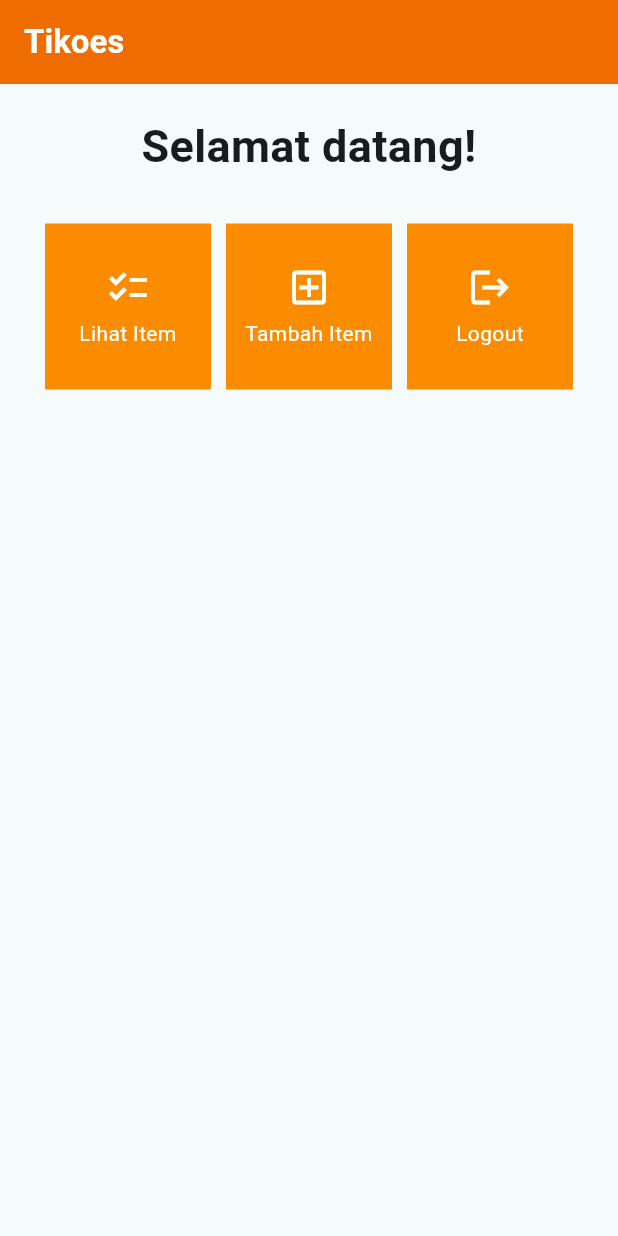
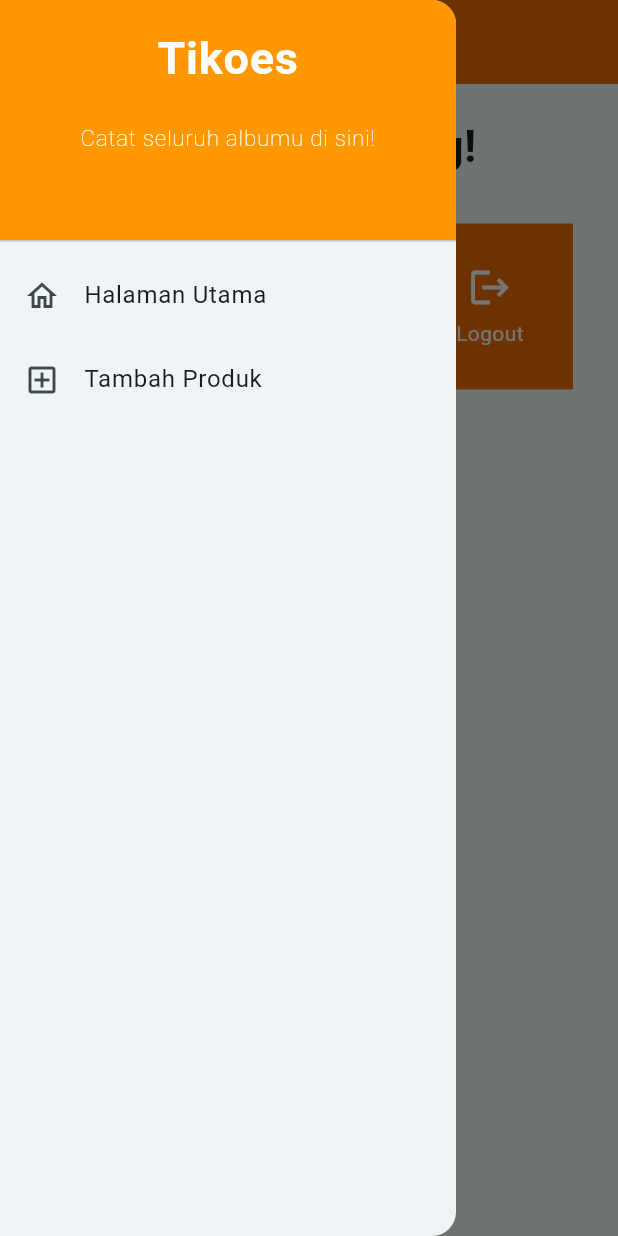
Before and after one commit to Akmal76/PBP-Mobile-Tikoes, a Flutter app: the screen it shows after launch, with the side drawer open (before the commit the screen has no drawer), on a phone screen of 412 x 824 dp. Run offline on Flutter 3.47's test engine with Material 2 defaults, Android fonts, the phone set to English and light mode, and no system bars.

Commit message:
Tugas 8: Flutter Navigation, Layouts, Forms, and Input Elements

```diff
--- /dev/null
+++ b/lib/data/album_model.dart
@@ -0,0 +1,14 @@
+class Album {
+  final String  name;
+  final int     price;
+  final String  description;
+  final String  image;
+
+  Album(this.name, this.price, this.description, this.image);
+}
+
+// List album (+ dummy data)
+List <Album> albums = [
+  Album("Dheg Dheg Plas", 600000, "Dheg Dheg Plas adalah album perdana dari grup musik Koes Plus setelah berganti nama dari Koes Bersaudara yang dirilis pada 1 November 1969 di bawah label Melody.", "https://upload.wikimedia.org/wikipedia/id/7/72/Dheg_Dheg_Plas.jpg"),
+  Album("Volume 2", 453000, "Volume 2 adalah album kedua dari grup musik Koes Plus yang dirilis pada 27 Desember 1970 di bawah label Mesra.", "https://upload.wikimedia.org/wikipedia/id/6/6b/Koes_Plus_Volume_2.jpg"),
+];
--- a/lib/main.dart
+++ b/lib/main.dart
@@ -1,5 +1,5 @@
 import 'package:flutter/material.dart';
-import 'package:tikoes/menu.dart';
+import 'package:tikoes/screens/menu.dart';
 
 void main() {
   runApp(const MyApp());
--- a/lib/menu.dart
+++ b/lib/screens/menu.dart
@@ -1,12 +1,14 @@
 import 'package:flutter/material.dart';
+import 'package:tikoes/widgets/left_drawer.dart';
+import 'package:tikoes/widgets/album_card.dart';
 
 class MyHomePage extends StatelessWidget {
   MyHomePage({Key? key}) : super(key: key);
 
   final List<AlbumItem> items = [
-    AlbumItem("Lihat Item", Icons.checklist),
-    AlbumItem("Tambah Item", Icons.add_box_outlined),
-    AlbumItem("Logout", Icons.logout),
+    AlbumItem("Lihat Album", Icons.checklist, Colors.orange.shade600),
+    AlbumItem("Tambah Album", Icons.add_box_outlined, Colors.orange.shade700),
+    AlbumItem("Logout", Icons.logout, Colors.orange.shade800),
   ];
 
   // This widget is the home page of your application. It is stateful, meaning
@@ -25,12 +27,13 @@ class MyHomePage extends StatelessWidget {
           title: const Text(
             'Tikoes',
             style: TextStyle(
-              color: Colors.white,
               fontWeight: FontWeight.bold
             ),
           ),
           backgroundColor: Colors.orange.shade800,
+          foregroundColor: Colors.white,
         ),
+        drawer:  const LeftDrawer(),
         body: SingleChildScrollView(
           // Widget wrapper yang dapat discroll
           child: Padding(
@@ -71,55 +74,3 @@ class MyHomePage extends StatelessWidget {
       );
   }
 }
-
-class AlbumItem {
-  final String name;
-  final IconData icon;
-
-  AlbumItem(this.name, this.icon);
-}
-
-class AlbumCard extends StatelessWidget {
-  final AlbumItem item;
-
-  const AlbumCard(this.item, {super.key}); // Constructor
-
-  @override
-  Widget build(BuildContext context) {
-    return Material(
-      color:Colors.orange.shade600,
-      child: InkWell(
-        // Area responsive terhadap sentuhan
-        onTap: () {
-          // Memunculkan SnackBar ketika diklik
-          ScaffoldMessenger.of(context)
-            ..hideCurrentSnackBar()
-            ..showSnackBar(SnackBar(
-                content: Text("Kamu telah menekan tombol ${item.name}!")));
-        },
-        child: Container(
-          // Container untuk menyimpan Icon dan Text
-          padding: const EdgeInsets.all(8),
-          child: Center(
-            child: Column(
-              mainAxisAlignment: MainAxisAlignment.center,
-              children: [
-                Icon(
-                  item.icon,
-                  color: Colors.white,
-                  size: 30.0,
-                ),
-                const Padding(padding: EdgeInsets.all(3)),
-                Text(
-                  item.name,
-                  textAlign: TextAlign.center,
-                  style: const TextStyle(color: Colors.white),
-                ),
-              ],
-            ),
-          ),
-        ),
-      ),
-    );
-  }
-}
--- /dev/null
+++ b/lib/widgets/album_card.dart
@@ -0,0 +1,76 @@
+import 'package:flutter/material.dart';
+import 'package:tikoes/screens/albumlist_form.dart';
+import 'package:tikoes/screens/albumlist_view.dart';
+import 'package:tikoes/data/album_model.dart';
+
+class AlbumItem {
+  final String name;
+  final IconData icon;
+  final Color color;
+
+  AlbumItem(this.name, this.icon, this.color);
+}
+
+class AlbumCard extends StatelessWidget {
+  final AlbumItem item;
+
+  const AlbumCard(this.item, {super.key}); // Constructor
+
+  @override
+  Widget build(BuildContext context) {
+    return Material(
+      child: InkWell(
+        // Area responsive terhadap sentuhan
+        onTap: () {
+          // Memunculkan SnackBar ketika diklik
+          ScaffoldMessenger.of(context)
+            ..hideCurrentSnackBar()
+            ..showSnackBar(SnackBar(
+                content: Text("Kamu telah menekan tombol ${item.name}!")));
+
+          // Navigate ke route yang sesuai (tergantung jenis tombol)
+          if (item.name == "Lihat Album") {
+            Navigator.push(
+              context,
+              MaterialPageRoute(
+                builder: (context) => AlbumListPage(albums: albums,),
+              ),
+            );
+          }
+          else if (item.name == "Tambah Album") {
+            // Melakukan navigasi ke MaterialPageRoute yang mencakup AlbumFormPage.
+            Navigator.push(
+              context,
+              MaterialPageRoute(
+                builder: (context) => const AlbumFormPage(),
+              ),
+            );
+          }
+        },
+        child: Container(
+          // Container untuk menyimpan Icon dan Text
+          color: item.color,
+          padding: const EdgeInsets.all(8),
+          child: Center(
+            child: Column(
+              mainAxisAlignment: MainAxisAlignment.center,
+              children: [
+                Icon(
+                  item.icon,
+                  color: Colors.white,
+                  size: 30.0,
+                ),
+                const Padding(padding: EdgeInsets.all(3)),
+                Text(
+                  item.name,
+                  textAlign: TextAlign.center,
+                  style: const TextStyle(color: Colors.white),
+                ),
+              ],
+            ),
+          ),
+        ),
+      ),
+    );
+  }
+}
--- /dev/null
+++ b/lib/widgets/left_drawer.dart
@@ -0,0 +1,71 @@
+import 'package:flutter/material.dart';
+import 'package:tikoes/screens/menu.dart';
+import 'package:tikoes/screens/albumlist_form.dart';
+
+class LeftDrawer extends StatelessWidget {
+  const LeftDrawer({super.key});
+
+  @override
+  Widget build(BuildContext context) {
+    return Drawer(
+      child: ListView(
+        children: [
+          const DrawerHeader(
+            decoration: BoxDecoration(
+              color: Colors.orange,
+            ),
+            child: Column(
+              children: [
+                Text(
+                  'Tikoes',
+                  textAlign: TextAlign.center,
+                  style: TextStyle(
+                    fontSize: 30,
+                    fontWeight: FontWeight.bold,
+                    color: Colors.white,
+                  ),
+                ),
+                Padding(padding: EdgeInsets.all(10)),
+                Text("Catat seluruh albumu di sini!",
+                    // Menambahkan gaya teks dengan center alignment, font ukuran 15, warna putih, dan weight biasa
+                  style: TextStyle(
+                    fontSize: 15,
+                    color: Colors.white,
+                    fontWeight: FontWeight.w100,
+                  ),
+                  textAlign: TextAlign.center,
+                ),
+              ],
+            ),
+          ),
+          ListTile(
+            leading: const Icon(Icons.home_outlined),
+            title: const Text('Halaman Utama'),
+            // Bagian redirection ke MyHomePage
+            onTap: () {
+              Navigator.pushReplacement(
+                  context,
+                  MaterialPageRoute(
+                    builder: (context) => MyHomePage(),
+                  ));
+            },
+          ),
+          ListTile(
+            leading: const Icon(Icons.add_box_outlined),
+            title: const Text('Tambah Produk'),
+            // Bagian redirection ke AlbumFormPage
+            onTap: () {
+              /*
+              Routing ke AlbumFormPage di sini, setelah halaman AlbumFormPage sudah dibuat.
+              */
+              Navigator.pushReplacement(
+                context,
+                MaterialPageRoute(builder: (context) => const AlbumFormPage())
+              );
+            },
+          ),
+        ],
+      ),
+    );
+  }
+}
```
Also changed, not shown: lib/screens/albumlist_form.dart (added, +220 -0 lines), lib/screens/albumlist_view.dart (added, +72 -0 lines), 1 other file.
